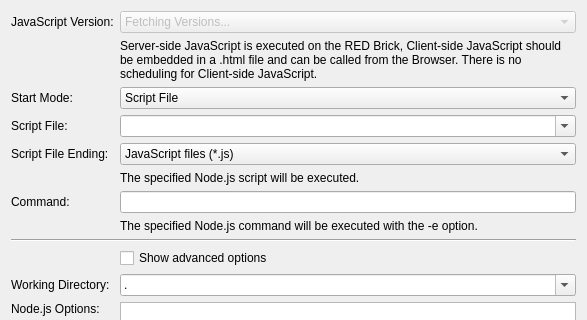
Qt form src/brickv/plugin_system/plugins/red/ui/program_page_javascript.ui (Tinkerforge/brickv) before a commit; both pictures show x 0 to 587 and y 0 to 320 of the 587 by 689 pixel window.
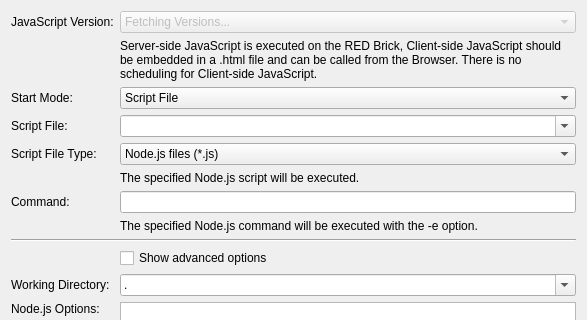
The same form after that commit. Custom widgets are drawn as their Qt base class.

```diff
--- a/src/brickv/plugin_system/plugins/red/ui/program_page_javascript.ui
+++ b/src/brickv/plugin_system/plugins/red/ui/program_page_javascript.ui
@@ -220,7 +220,7 @@
        </item>
        <item>
         <property name="text">
-         <string>JavaScript files (*.js)</string>
+         <string>Node.js files (*.js)</string>
         </property>
        </item>
       </widget>
@@ -228,7 +228,7 @@
      <item row="4" column="0">
       <widget class="QLabel" name="label_script_file_ending">
        <property name="text">
-        <string>Script File Ending:</string>
+        <string>Script File Type:</string>
        </property>
       </widget>
      </item>
```
Left out of the diff: 8 changed lines with no effect on the pictures.
